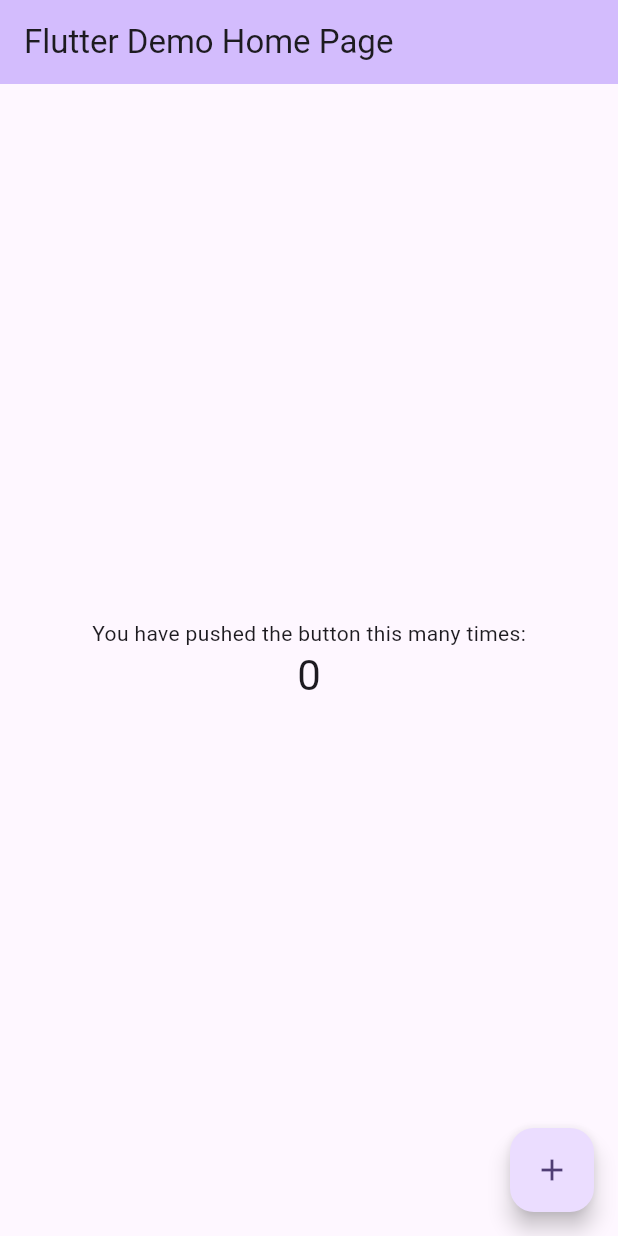
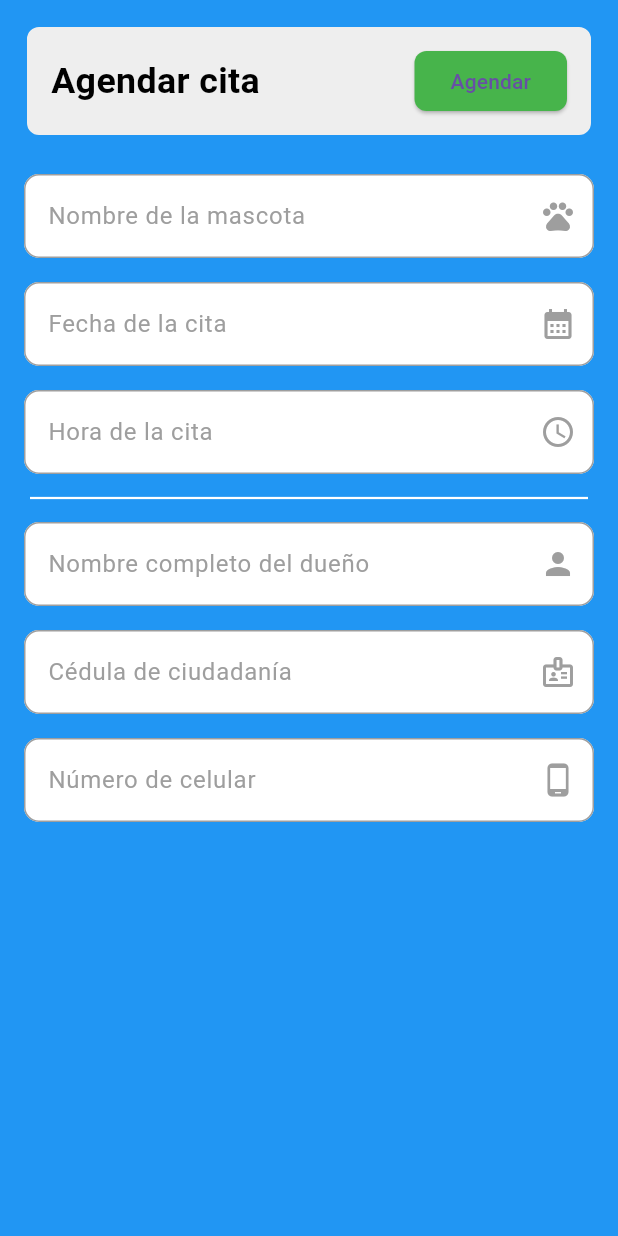
Before and after one commit to Ing-Software-III/VetUCaldas, a Flutter app: the screen it shows after launch, on a phone screen of 412 x 824 dp. Run offline on Flutter 3.47's test engine with Material 3 defaults, Android fonts, the phone set to English and light mode, and no system bars; drawn by our look-alikes of flutter_form_builder; our stand-ins replace form_builder_validators, sizer.

Commit message:
creación de formulario con sus respectivas validaciones

```diff
--- /dev/null
+++ b/lib/custom/form_builder.dart
@@ -0,0 +1,174 @@
+import 'package:flutter/material.dart';
+import 'package:flutter_form_builder/flutter_form_builder.dart';
+import 'package:form_builder_validators/form_builder_validators.dart';
+import 'package:intl/intl.dart';
+import 'package:sizer/sizer.dart';
+
+// Widget base para estilos compartidos
+class FormBuilderBase extends StatelessWidget {
+  final Widget child;
+  final String hinText;
+  final IconData icon;
+
+  const FormBuilderBase({
+    super.key,
+    required this.child,
+    required this.hinText,
+    required this.icon,
+  });
+
+  InputDecoration get baseDecoration => InputDecoration(
+        errorStyle: TextStyle(color: Colors.red, fontSize: 11.sp),
+        hintText: hinText,
+        hintStyle: const TextStyle(color: Colors.grey),
+        focusedBorder: OutlineInputBorder(
+          borderSide: const BorderSide(color: Colors.grey),
+          borderRadius: BorderRadius.circular(10),
+        ),
+        enabledBorder: OutlineInputBorder(
+          borderRadius: BorderRadius.circular(10),
+          borderSide: const BorderSide(color: Colors.grey),
+        ),
+        suffixIcon: Icon(icon, color: Colors.grey),
+        fillColor: Colors.white,
+        filled: true,
+      );
+
+  @override
+  Widget build(BuildContext context) {
+    return Padding(
+      padding: const EdgeInsets.symmetric(vertical: 8.0, horizontal: 16.0),
+      child: child,
+    );
+  }
+}
+
+// Campo de texto personalizado
+class FormBuilderCustom extends StatelessWidget {
+  final String name;
+  final String hinText;
+  final String? Function(String?)? validator;
+  final IconData icon;
+  final TextInputType keytype;
+
+  const FormBuilderCustom({
+    super.key,
+    required this.name,
+    required this.hinText,
+    this.validator,
+    required this.icon,
+    required this.keytype,
+  });
+
+  @override
+  Widget build(BuildContext context) {
+    return FormBuilderBase(
+      hinText: hinText,
+      icon: icon,
+      child: FormBuilderTextField(
+        autovalidateMode: AutovalidateMode.onUserInteraction,
+        name: name,
+        style: const TextStyle(color: Colors.black),
+        decoration: FormBuilderBase(
+          hinText: hinText,
+          icon: icon,
+          child: Container(),
+        ).baseDecoration,
+        keyboardType: keytype,
+        validator: validator,
+      ),
+    );
+  }
+}
+
+// Campo de fecha personalizado
+class FormBuilderDateCustom extends StatelessWidget {
+  final String name;
+  final String hinText;
+  final IconData icon;
+  final String? Function(DateTime?)? validator;
+
+  const FormBuilderDateCustom({
+    super.key,
+    required this.name,
+    required this.hinText,
+    required this.icon,
+    this.validator,
+  });
+
+  @override
+  Widget build(BuildContext context) {
+    return FormBuilderBase(
+      hinText: hinText,
+      icon: icon,
+      child: FormBuilderDateTimePicker(
+        name: name,
+        inputType: InputType.date,
+        format: DateFormat('dd/MM/yyyy'),
+        decoration: FormBuilderBase(
+          hinText: hinText,
+          icon: icon,
+          child: Container(),
+        ).baseDecoration,
+        validator: validator,
+        style: const TextStyle(color: Colors.black),
+      ),
+    );
+  }
+}
+
+// Campo de hora personalizado
+class FormBuilderTimeCustom extends StatelessWidget {
+  final String name;
+  final String hinText;
+  final IconData icon;
+  final String? Function(DateTime?)? validator;
+
+  const FormBuilderTimeCustom({
+    super.key,
+    required this.name,
+    required this.hinText,
+    required this.icon,
+    this.validator,
+  });
+
+  @override
+  Widget build(BuildContext context) {
+    return FormBuilderBase(
+      hinText: hinText,
+      icon: icon,
+      child: FormBuilderDateTimePicker(
+        name: name,
+        inputType: InputType.time,
+        decoration: FormBuilderBase(
+          hinText: hinText,
+          icon: icon,
+          child: Container(),
+        ).baseDecoration,
+        validator: validator,
+        style: const TextStyle(color: Colors.black),
+      ),
+    );
+  }
+}
+
+// Validadores personalizados
+class CustomValidators {
+  static String? Function(String?) colombianPhone() {
+    return FormBuilderValidators.compose([
+      FormBuilderValidators.required(errorText: 'El número de teléfono es requerido'),
+      FormBuilderValidators.numeric(errorText: 'Solo se permiten números'),
+      FormBuilderValidators.minLength(10, errorText: 'El número debe tener 10 dígitos'),
+      FormBuilderValidators.maxLength(10, errorText: 'El número debe tener 10 dígitos'),
+    ]);
+  }
+
+  static String? Function(String?) colombianCedula() {
+    return FormBuilderValidators.compose([
+      FormBuilderValidators.required(errorText: 'La cédula es requerida'),
+      FormBuilderValidators.numeric(errorText: 'Solo se permiten números'),
+      FormBuilderValidators.minLength(8, errorText: 'La cédula debe tener entre 8 y 10 dígitos'),
+      FormBuilderValidators.maxLength(10, errorText: 'La cédula debe tener entre 8 y 10 dígitos'),
+    ]);
+  }
+}
--- /dev/null
+++ b/lib/formularios/pagina_formulario.dart
@@ -0,0 +1,156 @@
+import 'package:flutter/material.dart';
+import 'package:flutter_form_builder/flutter_form_builder.dart';
+import 'package:form_builder_validators/form_builder_validators.dart';
+import 'package:sizer/sizer.dart';
+import 'package:vetucaldas/custom/form_builder.dart';
+
+class PaginaFormulario extends StatefulWidget {
+  static const String routename = 'formulario';
+
+  const PaginaFormulario({super.key});
+  @override
+  State<PaginaFormulario> createState() => _PaginaFormulario();
+}
+
+class _PaginaFormulario extends State<PaginaFormulario> {
+  final GlobalKey<FormBuilderState> _formkey = GlobalKey<FormBuilderState>();
+
+  void _submitForm() {
+    if (_formkey.currentState?.validate() == true) {
+      final values = _formkey.currentState?.value;
+      // Aquí puedes procesar los valores del formulario
+      print('Nombre mascota: ${values?['Nombre_mascota']}');
+      print('Fecha cita: ${values?['Fecha_cita']}');
+      print('Hora cita: ${values?['Hora_cita']}');
+
+      ScaffoldMessenger.of(context).showSnackBar(
+        const SnackBar(
+          content: Text('¡Cita agendada con éxito!'),
+          backgroundColor: Colors.green,
+        ),
+      );
+    }
+  }
+
+  @override
+  Widget build(BuildContext context) {
+    return Scaffold(
+      backgroundColor: Colors.blue,
+      body: SingleChildScrollView(
+        child: SafeArea(
+          child: FormBuilder(
+            key: _formkey,
+            child: Column(
+              children: [
+                // Header con título y botón
+                Container(
+                  margin: const EdgeInsets.all(16.0),
+                  padding: const EdgeInsets.symmetric(horizontal: 16.0, vertical: 12.0),
+                  decoration: BoxDecoration(
+                    color: Colors.grey[200],
+                    borderRadius: BorderRadius.circular(10),
+                    border: Border.all(color: Colors.blue, width: 2.0),
+                  ),
+                  child: Row(
+                    mainAxisAlignment: MainAxisAlignment.spaceBetween,
+                    children: [
+                      Text(
+                        'Agendar cita',
+                        style: TextStyle(
+                          fontSize: 20.sp,
+                          fontWeight: FontWeight.bold,
+                          color: Colors.black,
+                        ),
+                      ),
+                      ElevatedButton(
+                        onPressed: _submitForm,
+                        style: ElevatedButton.styleFrom(
+                          backgroundColor: const Color.fromARGB(255, 71, 180, 75),
+                          shape: RoundedRectangleBorder(
+                            borderRadius: BorderRadius.circular(8.0),
+                          ),
+                        ),
+                        child: const Text('Agendar'),
+                      ),
+                    ],
+                  ),
+                ),
+
+                // Información de la mascota
+                FormBuilderCustom(
+                  keytype: TextInputType.text,
+                  name: 'Nombre_mascota',
+                  hinText: 'Nombre de la mascota',
+                  icon: Icons.pets,
+                  validator: FormBuilderValidators.compose([
+                    FormBuilderValidators.required(errorText: 'El nombre es requerido'),
+                    FormBuilderValidators.minLength(3, errorText: 'El nombre debe tener al menos 3 caracteres'),
+                  ]),
+                ),
+
+                // Fecha y hora
+                FormBuilderDateCustom(
+                  name: 'Fecha_cita',
+                  hinText: 'Fecha de la cita',
+                  icon: Icons.calendar_month,
+                  validator: (datetime) {
+                    if (datetime == null) return 'La fecha es requerida';
+                    if (datetime.isBefore(DateTime.now())) {
+                      return 'La fecha debe ser futura';
+                    }
+                    return null;
+                  },
+                ),
+
+                FormBuilderTimeCustom(
+                  name: 'Hora_cita',
+                  hinText: 'Hora de la cita',
+                  icon: Icons.access_time,
+                  validator: (datetime) {
+                    if (datetime == null) return 'La hora es requerida';
+                    return null;
+                  },
+                ),
+
+                const Divider(
+                  color: Colors.white,
+                  thickness: 1.5,
+                  indent: 20,
+                  endIndent: 20,
+                ),
+
+                // Información del dueño
+                FormBuilderCustom(
+                  keytype: TextInputType.text,
+                  name: 'Nombre_dueño',
+                  hinText: 'Nombre completo del dueño',
+                  icon: Icons.person,
+                  validator: FormBuilderValidators.compose([
+                    FormBuilderValidators.required(errorText: 'El nombre es requerido'),
+                    FormBuilderValidators.minLength(3, errorText: 'El nombre debe tener al menos 3 caracteres'),
+                  ]),
+                ),
+
+                FormBuilderCustom(
+                  keytype: TextInputType.number,
+                  name: 'Cedula_dueño',
+                  hinText: 'Cédula de ciudadanía',
+                  icon: Icons.badge_outlined,
+                  validator: CustomValidators.colombianCedula(),
+                ),
+
+                FormBuilderCustom(
+                  keytype: TextInputType.phone,
+                  name: 'Celular_dueño',
+                  hinText: 'Número de celular',
+                  icon: Icons.phone_android,
+                  validator: CustomValidators.colombianPhone(),
+                ),
+              ],
+            ),
+          ),
+        ),
+      ),
+    );
+  }
+}
--- a/lib/main.dart
+++ b/lib/main.dart
@@ -1,125 +1,22 @@
 import 'package:flutter/material.dart';
+import 'package:sizer/sizer.dart';
+import 'package:vetucaldas/formularios/pagina_formulario.dart';
 
-void main() {
-  runApp(const MyApp());
-}
+void main() => runApp(const MyApp());
 
 class MyApp extends StatelessWidget {
   const MyApp({super.key});
 
-  // This widget is the root of your application.
   @override
   Widget build(BuildContext context) {
-    return MaterialApp(
-      title: 'Flutter Demo',
-      theme: ThemeData(
-        // This is the theme of your application.
-        //
-        // TRY THIS: Try running your application with "flutter run". You'll see
-        // the application has a purple toolbar. Then, without quitting the app,
-        // try changing the seedColor in the colorScheme below to Colors.green
-        // and then invoke "hot reload" (save your changes or press the "hot
-        // reload" button in a Flutter-supported IDE, or press "r" if you used
-        // the command line to start the app).
-        //
-        // Notice that the counter didn't reset back to zero; the application
-        // state is not lost during the reload. To reset the state, use hot
-        // restart instead.
-        //
-        // This works for code too, not just values: Most code changes can be
-        // tested with just a hot reload.
-        colorScheme: ColorScheme.fromSeed(seedColor: Colors.deepPurple),
-        useMaterial3: true,
-      ),
-      home: const MyHomePage(title: 'Flutter Demo Home Page'),
-    );
+    return Sizer(builder: (context, orientation, deviceType) {
+      return MaterialApp(
+        title: 'Material App',
+        initialRoute: PaginaFormulario.routename,
+        routes: {
+          PaginaFormulario.routename: (context) => const PaginaFormulario()
+        },
+      );
+    });
   }
 }
-
-class MyHomePage extends StatefulWidget {
-  const MyHomePage({super.key, required this.title});
-
-  // This widget is the home page of your application. It is stateful, meaning
-  // that it has a State object (defined below) that contains fields that affect
-  // how it looks.
-
-  // This class is the configuration for the state. It holds the values (in this
-  // case the title) provided by the parent (in this case the App widget) and
-  // used by the build method of the State. Fields in a Widget subclass are
-  // always marked "final".
-
-  final String title;
-
-  @override
-  State<MyHomePage> createState() => _MyHomePageState();
-}
-
-class _MyHomePageState extends State<MyHomePage> {
-  int _counter = 0;
-
-  void _incrementCounter() {
-    setState(() {
-      // This call to setState tells the Flutter framework that something has
-      // changed in this State, which causes it to rerun the build method below
-      // so that the display can reflect the updated values. If we changed
-      // _counter without calling setState(), then the build method would not be
-      // called again, and so nothing would appear to happen.
-      _counter++;
-    });
-  }
-
-  @override
-  Widget build(BuildContext context) {
-    // This method is rerun every time setState is called, for instance as done
-    // by the _incrementCounter method above.
-    //
-    // The Flutter framework has been optimized to make rerunning build methods
-    // fast, so that you can just rebuild anything that needs updating rather
-    // than having to individually change instances of widgets.
-    return Scaffold(
-      appBar: AppBar(
-        // TRY THIS: Try changing the color here to a specific color (to
-        // Colors.amber, perhaps?) and trigger a hot reload to see the AppBar
-        // change color while the other colors stay the same.
-        backgroundColor: Theme.of(context).colorScheme.inversePrimary,
-        // Here we take the value from the MyHomePage object that was created by
-        // the App.build method, and use it to set our appbar title.
-        title: Text(widget.title),
-      ),
-      body: Center(
-        // Center is a layout widget. It takes a single child and positions it
-        // in the middle of the parent.
-        child: Column(
-          // Column is also a layout widget. It takes a list of children and
-          // arranges them vertically. By default, it sizes itself to fit its
-          // children horizontally, and tries to be as tall as its parent.
-          //
-          // Column has various properties to control how it sizes itself and
-          // how it positions its children. Here we use mainAxisAlignment to
-          // center the children vertically; the main axis here is the vertical
-          // axis because Columns are vertical (the cross axis would be
-          // horizontal).
-          //
-          // TRY THIS: Invoke "debug painting" (choose the "Toggle Debug Paint"
-          // action in the IDE, or press "p" in the console), to see the
-          // wireframe for each widget.
-          mainAxisAlignment: MainAxisAlignment.center,
-          children: <Widget>[
-            const Text(
-              'You have pushed the button this many times:',
-            ),
-            Text(
-              '$_counter',
-              style: Theme.of(context).textTheme.headlineMedium,
-            ),
-          ],
-        ),
-      ),
-      floatingActionButton: FloatingActionButton(
-        onPressed: _incrementCounter,
-        tooltip: 'Increment',
-        child: const Icon(Icons.add),
-      ), // This trailing comma makes auto-formatting nicer for build methods.
-    );
-  }
-}
```
Also changed, not shown: pubspec.yaml (+5 -17 lines), pubspec.lock.
